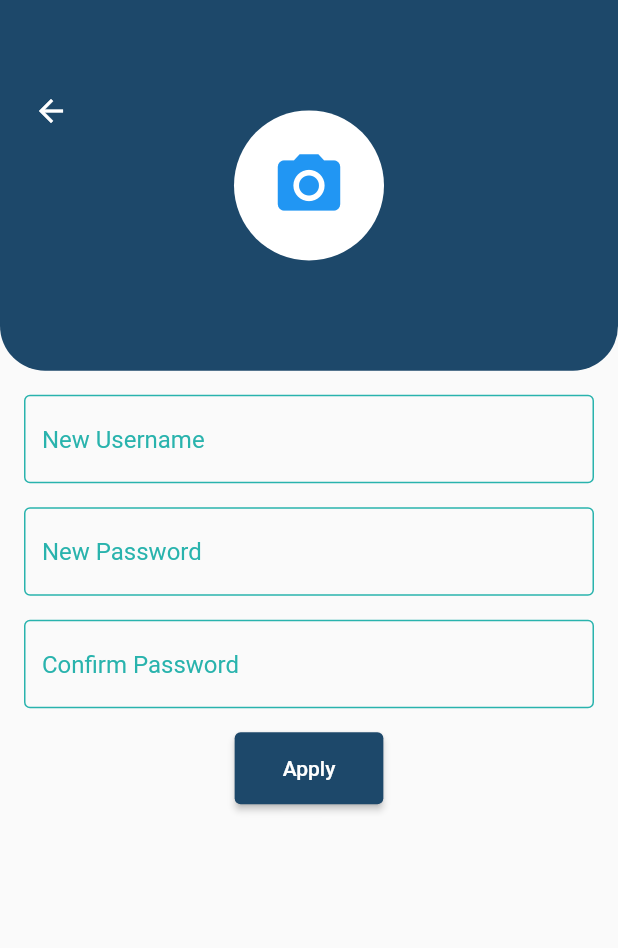
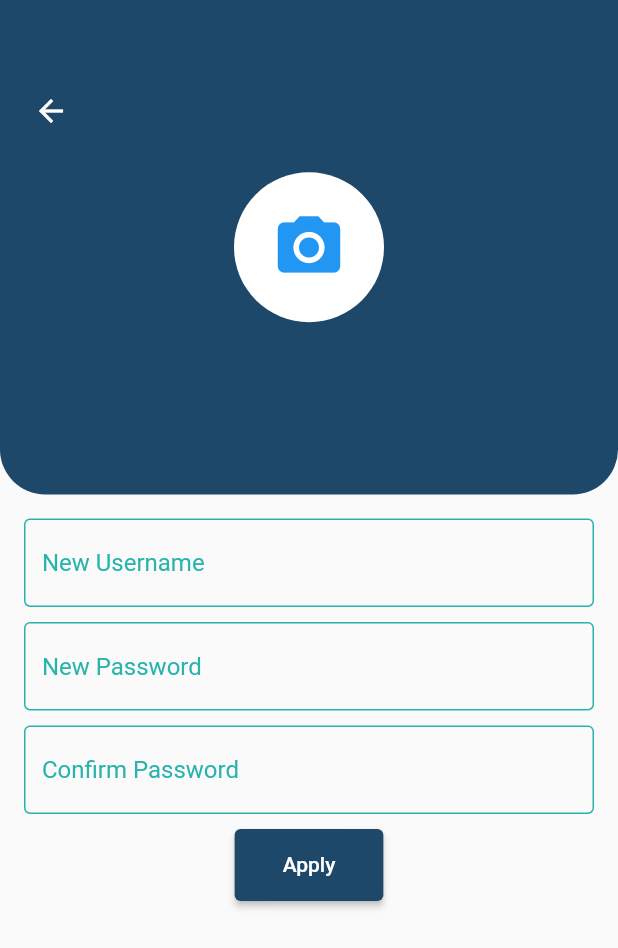
Before and after one commit to ArvinSaskoro/PA_Mobile_TikiTaka, a Flutter app: the EditProfilePage screen opened by its route, on a phone screen of 412 x 824 dp. Shown: the top 948 px of the screen. Run offline on Flutter 3.47's test engine with Material 2 defaults, Android fonts, the phone set to English and light mode, and no system bars; our stand-ins replace audioplayers, cloud_firestore, file_picker, firebase_auth, firebase_core, firebase_storage and 1 more; accounts and stored records are empty; network calls fail.

Commit message:
perbaiki responsive

```diff
--- a/lib/editBio.dart
+++ b/lib/editBio.dart
@@ -21,7 +21,7 @@ class _EditBioPageState extends State<EditBioPage> {
     return Scaffold(
       appBar: PreferredSize(
         preferredSize:
-            Size.fromHeight(MediaQuery.of(context).size.height * 0.3),
+            Size.fromHeight(MediaQuery.of(context).size.height * 0.4),
         child: Stack(
           children: <Widget>[
             Container(
@@ -69,7 +69,7 @@ class _EditBioPageState extends State<EditBioPage> {
             padding: const EdgeInsets.all(16.0),
             child: Column(
               children: [
-                SizedBox(height: 16),
+                SizedBox(height: 10),
                 TextFormField(
                   controller: _bio,
                   maxLines: 3, // Jumlah baris untuk textfield
@@ -86,7 +86,7 @@ class _EditBioPageState extends State<EditBioPage> {
                     ),
                   ),
                 ),
-                SizedBox(height: 16),
+                SizedBox(height: 10),
                 ElevatedButton(
                   onPressed: () async {
                     if (User.userAuth != null) {
--- a/lib/edit_profile_page.dart
+++ b/lib/edit_profile_page.dart
@@ -70,7 +70,7 @@ class _EditProfilePageState extends State<EditProfilePage> {
     return Scaffold(
       appBar: PreferredSize(
         preferredSize:
-            Size.fromHeight(MediaQuery.of(context).size.height * 0.3),
+            Size.fromHeight(MediaQuery.of(context).size.height * 0.4),
         child: Stack(
           children: <Widget>[
             Container(
@@ -154,7 +154,7 @@ class _EditProfilePageState extends State<EditProfilePage> {
                     ),
                   ),
                 ),
-                SizedBox(height: 16),
+                SizedBox(height: 10),
                 TextFormField(
                   controller: _pass,
                   decoration: InputDecoration(
@@ -170,7 +170,7 @@ class _EditProfilePageState extends State<EditProfilePage> {
                     ),
                   ),
                 ),
-                SizedBox(height: 16),
+                SizedBox(height: 10),
                 TextFormField(
                   controller: _conpass,
                   decoration: InputDecoration(
@@ -186,7 +186,7 @@ class _EditProfilePageState extends State<EditProfilePage> {
                     ),
                   ),
                 ),
-                SizedBox(height: 16),
+                SizedBox(height: 10),
                 ElevatedButton(
                   onPressed: () async {
                     if (_pass.text == _conpass.text) {
--- a/lib/main.dart
+++ b/lib/main.dart
@@ -68,11 +68,9 @@ class MyApp extends StatelessWidget {
         '/contenMe': (context) => ContenOther(id: User.idlogin, profile: true),
         '/tes': (context) => MyHomePage(),
 
-
-
         //'/tes': (context) => tessW(),
       },
-      initialRoute: '/',
+      initialRoute: '/introduction',
     );
   }
 }
--- a/lib/profile_page.dart
+++ b/lib/profile_page.dart
@@ -27,7 +27,7 @@ class _ProfilePageState extends State<ProfilePage> {
       key: _scaffoldKey,
       appBar: PreferredSize(
         preferredSize:
-            Size.fromHeight(MediaQuery.of(context).size.height * 0.5),
+            Size.fromHeight(MediaQuery.of(context).size.height * 0.4),
         child: Stack(
           children: <Widget>[
             Container(
```
